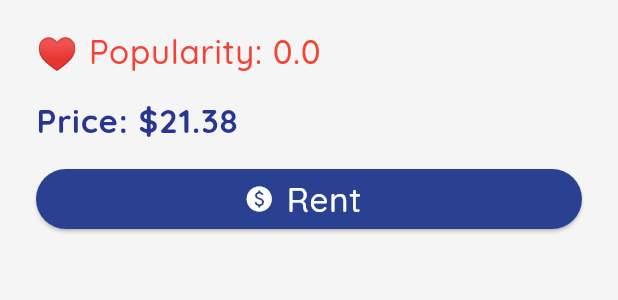
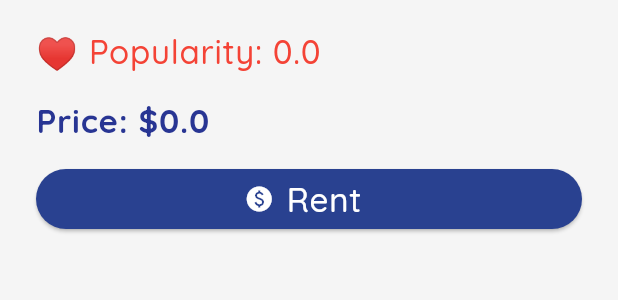
Before and after one commit to alan0053/flutterMovieDB, a Flutter app: the MovieCard widget shown alone on an empty page, opened directly with empty values, on a phone screen of 412 x 824 dp. Shown: the part 551-851 px from the top of the screen. Run offline on Flutter 3.47's test engine with Material 3 defaults, Android fonts, the phone set to English and light mode, and no system bars; our stand-ins replace google_fonts, shared_preferences, video_player; accounts and stored records are empty; network calls fail.

Commit message:
random price funcionality is moved to model layer. Now instead of each build prices are generating on each API call and saved on shared prefs as well

```diff
--- a/lib/components/moviecard.dart
+++ b/lib/components/moviecard.dart
@@ -19,19 +19,6 @@ class MovieCard extends StatelessWidget {
     final colorTheme = Theme.of(context).colorScheme;
     final BorderRadius radius = BorderRadius.vertical(top: Radius.circular(16));
     final rentedProvider = Provider.of<RentedMovieProvider>(context);
-
-    // flutter equivalent of react random price.
-    Map<String, int> randomPrice() {
-      final random = Random();
-      final dollar = random.nextInt(40) + 1;
-      final cent = random.nextInt(100) + 1;
-      return {
-        'dollar': dollar,
-        'cent': cent,
-      };
-    }
-
-    final Map<String, int> price = randomPrice();
 
     return Card(
       margin: const EdgeInsets.symmetric(vertical: 16),
@@ -102,7 +89,7 @@ class MovieCard extends StatelessWidget {
 
                 SizedBox(height: 12),
                 !rented // if rented instead of price show overview
-                    ? Text('Price: \$${price['dollar']}.${price['cent']}',
+                    ? Text('Price: \$${movie.priceDollar}.${movie.priceCent}',
                         style: textTheme.bodyLarge?.copyWith(
                           color: colorTheme.primary,
                           fontWeight: FontWeight.bold,
@@ -128,7 +115,7 @@ class MovieCard extends StatelessWidget {
                                   return AlertDialog(
                                     title: const Text("Are you sure ?"),
                                     content: Text(
-                                        "Do you really want to rent this movie for \$${price['dollar']}.${price['cent']} ?"),
+                                        "Do you really want to rent this movie for \$${movie.priceDollar}.${movie.priceCent} ?"),
                                     actions: [
                                       TextButton(
                                         onPressed: () {
--- a/lib/data/movie.dart
+++ b/lib/data/movie.dart
@@ -1,3 +1,5 @@
+import 'dart:math';
+
 class Movie {
   int id;
   String title;
@@ -5,18 +7,18 @@ class Movie {
   DateTime? releaseDate;
   String? posterPath;
   double popularity;
+  int priceDollar;
+  int priceCent;
 
-  Movie(
-    this.id,
-    this.title,
-    this.overview,
-    this.releaseDate,
-    this.posterPath,
-    this.popularity,
-  );
+  Movie(this.id, this.title, this.overview, this.releaseDate, this.posterPath,
+      this.popularity, this.priceCent, this.priceDollar);
 
   // Named constructor with validation & defaults
   factory Movie.fromJson(Map<String, dynamic> data) {
+    final random = Random();
+    final dollar = random.nextInt(40) + 1;
+    final cent = random.nextInt(100);
+
     return Movie(
       data['id'] ?? 0,
       data['title'] ?? '',
@@ -26,6 +28,8 @@ class Movie {
           : null,
       data['poster_path'],
       (data['popularity'] as num?)?.toDouble() ?? 0.0, // int or double
+      data['price_dollar'] ?? dollar,
+      data['price_cent'] ?? cent,
     );
   }
   // to JSON for rented movies
@@ -37,6 +41,8 @@ class Movie {
       'release_date': releaseDate?.toString(),
       'poster_path': posterPath,
       'popularity': popularity,
+      'price_dollar': priceDollar,
+      'price_cent': priceCent
     };
   }
 }
```
Also changed, not shown: 1 other file.
